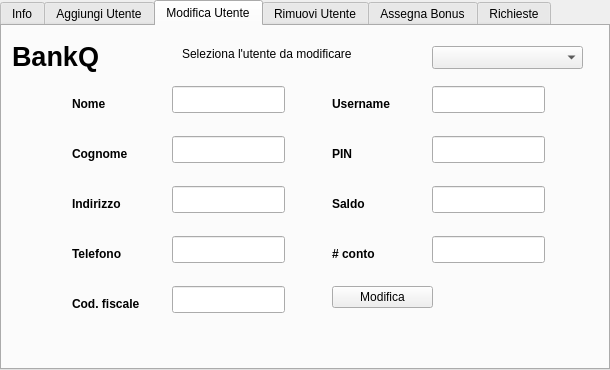
First picture: the form in BankQ/admininfo.ui, repository marcofranceschini/p2_project, before the edit.
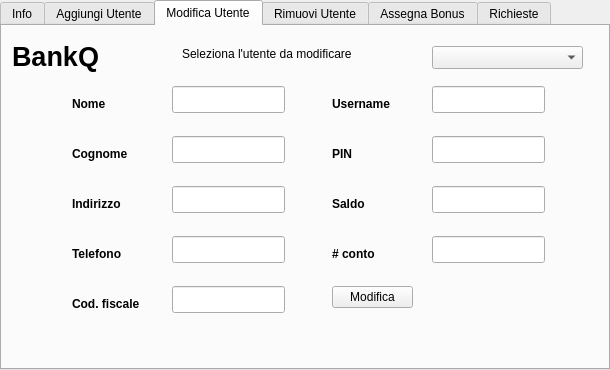
Second picture: the form after the edit. The open tabs and pages were chosen to show the change.

```diff
--- a/BankQ/admininfo.ui
+++ b/BankQ/admininfo.ui
@@ -767,7 +767,7 @@
       <rect>
        <x>330</x>
        <y>260</y>
-       <width>101</width>
+       <width>81</width>
        <height>22</height>
       </rect>
      </property>
```
Left out of the diff: 2 changed lines with no effect on the pictures.
